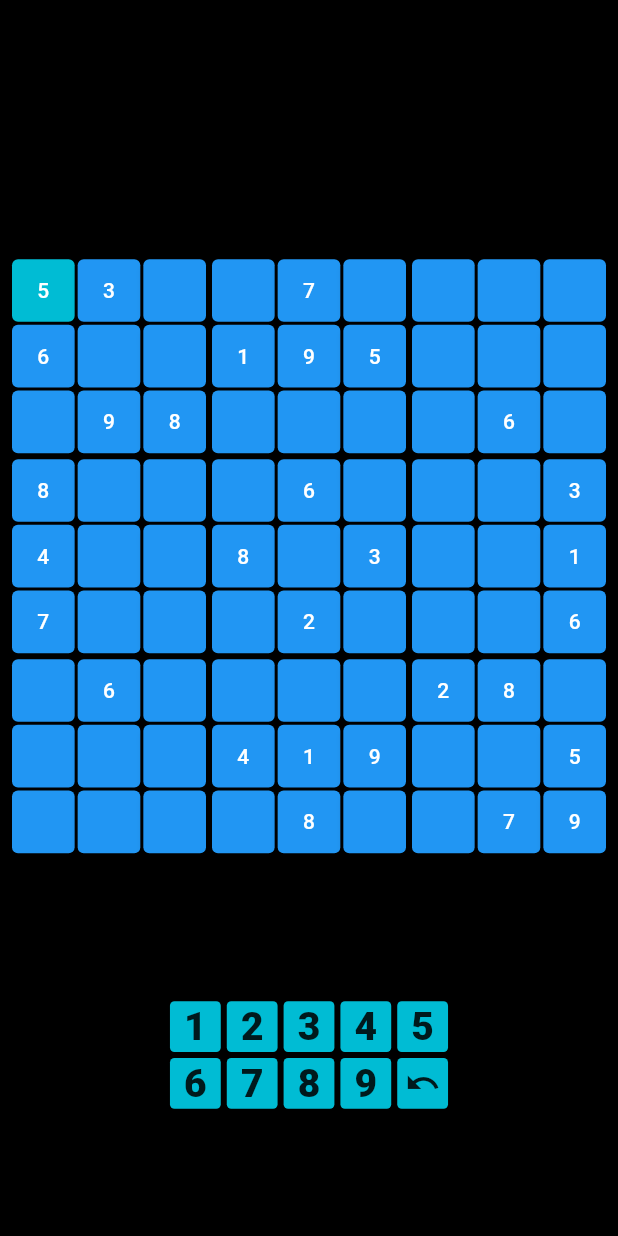
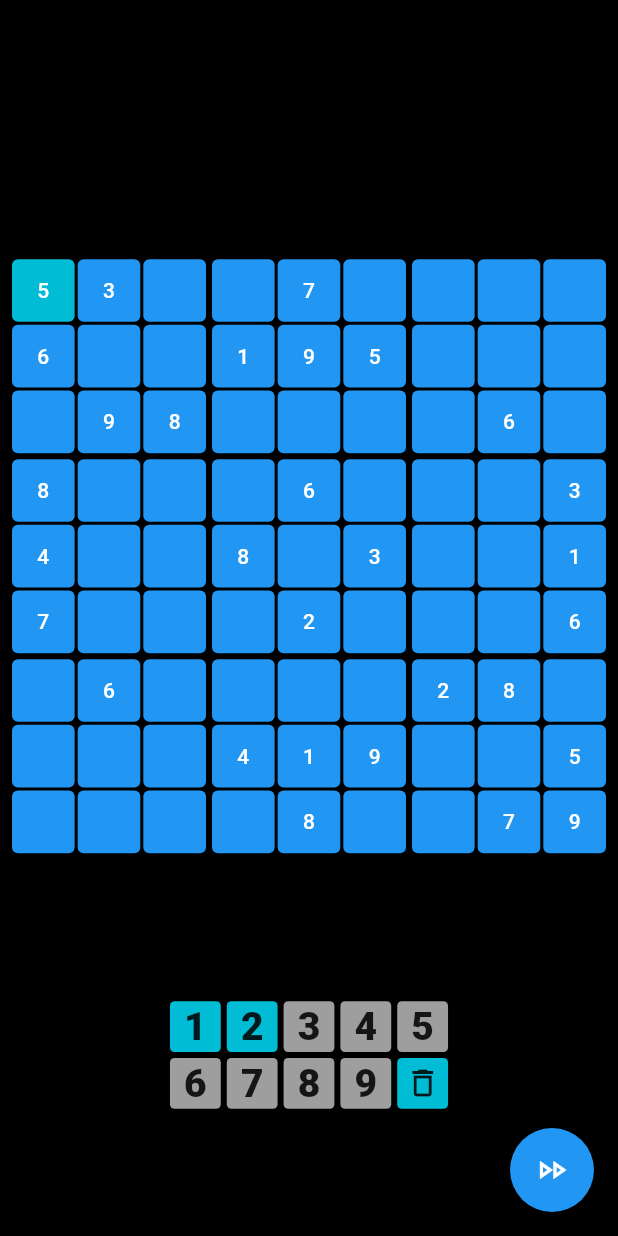
Before and after one commit to nikhil-RGB/sudoku-solver, a Flutter app: the screen it shows after launch, on a phone screen of 412 x 824 dp. Run offline on Flutter 3.47's test engine with Material 2 defaults, Android fonts, the phone set to English and light mode, and no system bars; our stand-ins replace logger.

Commit message:
✨ Basic UI setup

```diff
--- a/lib/pages/InputPage.dart
+++ b/lib/pages/InputPage.dart
@@ -1,14 +1,19 @@
+import 'package:flutter/foundation.dart';
 import 'package:flutter/material.dart';
 import 'package:sudoku_solver/main.dart';
+import 'package:sudoku_solver/pages/SolverPage.dart';
+import 'package:sudoku_solver/solver/Solver.dart';
 import 'package:sudoku_solver/solver/SudokuBoard.dart';
 import 'package:sudoku_solver/util/Tester.dart';
 
+SudokuBoard control = SudokuBoard.fromConfig(grid: Tester.test_board);
+
+// ignore: must_be_immutable
 class InputPage extends StatefulWidget {
   //An empty Sudoku Board
   // static SudokuBoard control = SudokuBoard.empty(); //empty sudoku board
-  static SudokuBoard control = SudokuBoard.fromConfig(grid: Tester.test_board);
 
-  InputPage({required super.key});
+  const InputPage({required super.key});
   static List<int> control_coords = [
     0,
     0,
@@ -20,6 +25,7 @@ class InputPage extends StatefulWidget {
 }
 
 class InputPageState extends State<InputPage> {
+  bool solving = false;
   @override
   Widget build(BuildContext context) {
     return Scaffold(
@@ -42,6 +48,27 @@ class InputPageState extends State<InputPage> {
           numberPanel(),
         ],
       ),
+      floatingActionButton: (!solving)
+          ? FloatingActionButton(
+              onPressed: () async {
+                setState(() {
+                  solving = true;
+                });
+                SudokuBoard soln = await compute<SudokuBoard, SudokuBoard>(
+                    Solver.depthFirstSolve, control);
+                setState(() {
+                  solving = false;
+                });
+                //Navigate to the solution page
+                // ignore: use_build_context_synchronously
+                Navigator.push(
+                    context,
+                    MaterialPageRoute(
+                        builder: ((context) => SolverPage(solution: soln))));
+              },
+              child: const Icon(Icons.fast_forward_outlined),
+            )
+          : const CircularProgressIndicator(),
     );
   }
 
@@ -56,7 +83,9 @@ class InputPageState extends State<InputPage> {
     );
   }
 
-  GridView constructRegion({required int region}) {
+  GridView constructRegion({
+    required int region,
+  }) {
     return GridView.count(
       crossAxisCount: 3,
       crossAxisSpacing: 2,
@@ -69,27 +98,54 @@ class InputPageState extends State<InputPage> {
   }
 
   SizedBox numberPanel() {
+    //coords for currently selected grid box
+    int i = InputPage.control_coords[0];
+    int j = InputPage.control_coords[1];
+    int k = InputPage.control_coords[2];
+    List<int> activeNums = control.possibleSolutionsAt(
+      i,
+      j,
+      k,
+    );
     List<Widget> buttons = List.generate(9, (index) {
+      int number = ++index; //current number for panel
+      //whether current button on panel should be enabled or not
+      bool enabled = activeNums.contains(number);
       return InkWell(
-        onTap: () {},
+        enableFeedback: enabled,
+        onTap: () {
+          if (!enabled) {
+            return;
+          }
+
+          //set number in main sudoku board here.
+          setState(() {
+            control.grid[i][j][k] = number;
+          });
+        },
         child: Ink(
             width: 90,
             height: 140,
-            decoration: const BoxDecoration(
-              color: Colors.cyan,
-              borderRadius: BorderRadius.all(
+            decoration: BoxDecoration(
+              color: (enabled) ? Colors.cyan : Colors.grey,
+              borderRadius: const BorderRadius.all(
                 Radius.circular(3.0),
               ),
             ),
             child: Center(
                 child: Text(
-              (++index).toString(),
+              number.toString(),
               style: const TextStyle(fontSize: 26, fontWeight: FontWeight.w900),
             ))),
       );
     });
 
     Widget c = InkWell(
+      onTap: () {
+        setState(() {
+          control.grid[i][j][k] = 0;
+        });
+      },
       child: Ink(
           width: 90,
           height: 140,
@@ -99,7 +155,7 @@ class InputPageState extends State<InputPage> {
               Radius.circular(3.0),
             ),
           ),
-          child: const Center(child: Icon(Icons.undo_outlined))),
+          child: const Center(child: Icon(Icons.delete_outlined))),
     );
     buttons.add(c);
     // buttons.insert(
@@ -139,7 +195,7 @@ class SudokuCell extends StatefulWidget {
 class _SudokuCellState extends State<SudokuCell> {
   @override
   Widget build(BuildContext context) {
-    int number = InputPage.control.grid[widget.i][widget.j][widget.k];
+    int number = control.grid[widget.i][widget.j][widget.k];
     return ElevatedButton(
       onPressed: () {
         inputPageKey.currentState!.setState(() {
--- a/lib/util/Tester.dart
+++ b/lib/util/Tester.dart
@@ -4,7 +4,7 @@ import 'package:sudoku_solver/solver/Solver.dart';
 import 'package:sudoku_solver/solver/SudokuBoard.dart';
 
 class Tester {
-  static const List<List<List<int>>> test_board = [
+  static List<List<List<int>>> test_board = [
     [
       [5, 3, 0, 6, 0, 0, 0, 9, 8],
       [0, 7, 0, 1, 9, 5, 0, 0, 0],
@@ -22,7 +22,7 @@ class Tester {
     ],
   ];
 
-  static const List<List<List<int>>> test_board1 = [
+  static List<List<List<int>>> test_board1 = [
     [
       [4, 0, 6, 0, 0, 8, 0, 0, 0],
       [0, 0, 7, 0, 9, 0, 2, 8, 0],
@@ -40,7 +40,7 @@ class Tester {
     ],
   ];
 
-  static const List<List<List<int>>> test_board2 = [
+  static List<List<List<int>>> test_board2 = [
     [
       [0, 0, 7, 2, 0, 0, 0, 0, 0],
       [4, 9, 1, 0, 6, 0, 0, 0, 7],
```
Also changed, not shown: lib/pages/SolverPage.dart (+63 -9 lines).
